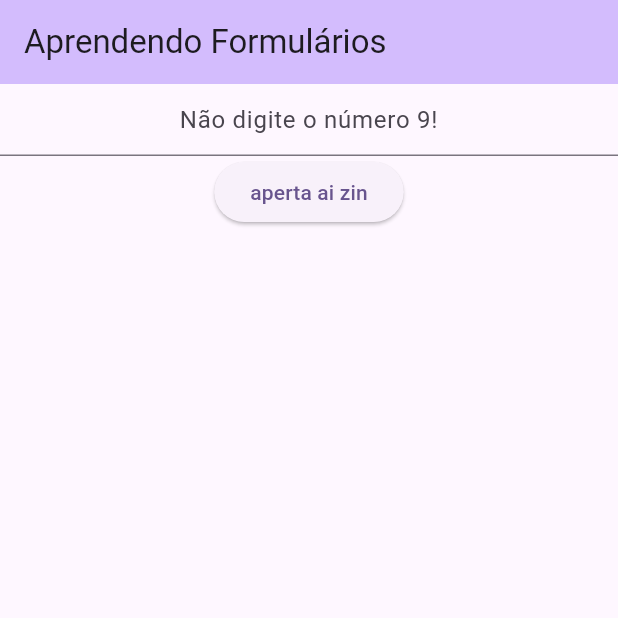
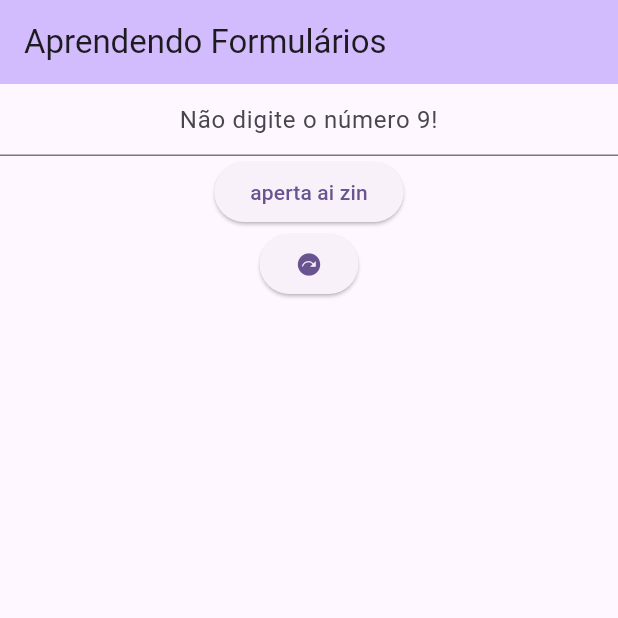
Before and after one commit to eduardobandeiramg/flutter2_controller_navegacao_estados, a Flutter app: the screen it shows after launch, after a tap on "aperta ai zin", on a phone screen of 412 x 824 dp, the top half of it. Run offline on Flutter 3.47's test engine with Material 2 defaults, Android fonts, the phone set to English and light mode, and no system bars.

Commit message:
navegacao =)

```diff
--- a/controller_navegacao_estados/lib/recursos/formulario.dart
+++ b/controller_navegacao_estados/lib/recursos/formulario.dart
@@ -1,48 +1,52 @@
+import 'package:controller_navegacao_estados/recursos/segunda_tela.dart';
 import 'package:flutter/material.dart';
+
 //Classe com exemplos de:
 //mixin
 //keys
 //snackbar
 
 //criando atributos que serão visiveis nas classes que trazer mixin
-mixin reutilizavel{
+mixin reutilizavel {
   TextEditingController entradaNome = TextEditingController();
 }
 
 //Construção da página pra chamar na main;
 class Formulario extends StatefulWidget {
-
   @override
   State<Formulario> createState() => FormularioState();
 }
+
 //Criando o estado
-class FormularioState extends State<Formulario> with reutilizavel{
+class FormularioState extends State<Formulario> with reutilizavel {
   String texto = "algo mudou no campo texto do formulario";
 
   @override
   Widget build(BuildContext context) {
-
     return Scaffold(
       appBar: AppBar(
         backgroundColor: Theme.of(context).colorScheme.inversePrimary,
-          title: Text("Aprendendo Formulários",),
+        title: Text(
+          "Aprendendo Formulários",
+        ),
       ),
       body: MeuCampoTexto(),
-
     );
   }
 }
 
 //criando widdet TextFormField:
 
-class MeuCampoTexto extends StatefulWidget{
+class MeuCampoTexto extends StatefulWidget {
   @override
   State<MeuCampoTexto> createState() {
     return MeuCampoTextoEstado();
   }
 }
-class MeuCampoTextoEstado extends State<MeuCampoTexto> with reutilizavel{
+
+class MeuCampoTextoEstado extends State<MeuCampoTexto> with reutilizavel {
   final chave = GlobalKey<FormState>();
+
   @override
   Widget build(BuildContext context) {
     return Form(
@@ -53,32 +57,41 @@ class MeuCampoTextoEstado extends State<MeuCampoTexto> with reutilizavel{
       child: Column(
         children: [
           TextFormField(
-                keyboardType: TextInputType.number, // tipo do teclado que será aberto ao clicar no formulario
-                controller: entradaNome, // armazena o valor inserido
-                validator: (value){// verifica o que foi digitado pelo usuário. Caso esteja ok retorna nulo. Caso contrario, exibe mensagem logo abaixo (return mensagem)
-                  if (value == "9"){
+            keyboardType: TextInputType.number,
+            // tipo do teclado que será aberto ao clicar no formulario
+            controller: entradaNome,
+            // armazena o valor inserido
+            validator: (value) {
+              // verifica o que foi digitado pelo usuário. Caso esteja ok retorna nulo. Caso contrario, exibe mensagem vermelha logo abaixo (return mensagem)
+              if (value == "9") {
                 return "9 nao doidao";
               }
               return null;
             },
-                decoration: InputDecoration(
-                  hintText: "Não digite o número 9!"
-                ),
+            decoration: InputDecoration(hintText: "Não digite o número 9!"),
             textAlign: TextAlign.center,
           ),
-      ElevatedButton(onPressed: (){
-        if(chave.currentState!.validate()){
+          ElevatedButton(
+              onPressed: () {
+                if (chave.currentState!.validate()) {
                   // funcao que será executada caso todos os retornos de todos os validates sejam nulos.
-          ScaffoldMessenger.of(context).showSnackBar(SnackBar(content: Text("enviando seus dados")));
+                  ScaffoldMessenger.of(context).showSnackBar(
+                      SnackBar(content: Text("enviando seus dados")));
+                } else {
+                  ScaffoldMessenger.of(context).showSnackBar(SnackBar(
+                      content: Text(
+                          "existem erros. verifique os campos em vermelho")));
                 }
-        else{
-          ScaffoldMessenger.of(context).showSnackBar(SnackBar(content: Text("existem erros. verifique os campos em vermelho")));
-        }
-      }, child: Text("aperta ai zin")
-      )
+              },
+              child: Text("aperta ai zin")),
+          ElevatedButton(
+              onPressed: () {
+                Navigator.push(context,
+                    MaterialPageRoute(builder: (context) => SegundaTela()));
+              },
+              child: Icon(Icons.next_plan_rounded)),
         ],
       ),
     );
   }
-
 }
```
Also changed, not shown: controller_navegacao_estados/lib/main.dart (+6 -7 lines), controller_navegacao_estados/lib/recursos/segunda_tela.dart (added, +19 -0 lines), controller_navegacao_estados/lib/recursos/snack_bar.dart (deleted), 1 other file. Lines whose indentation alone changed are shown as unchanged.
